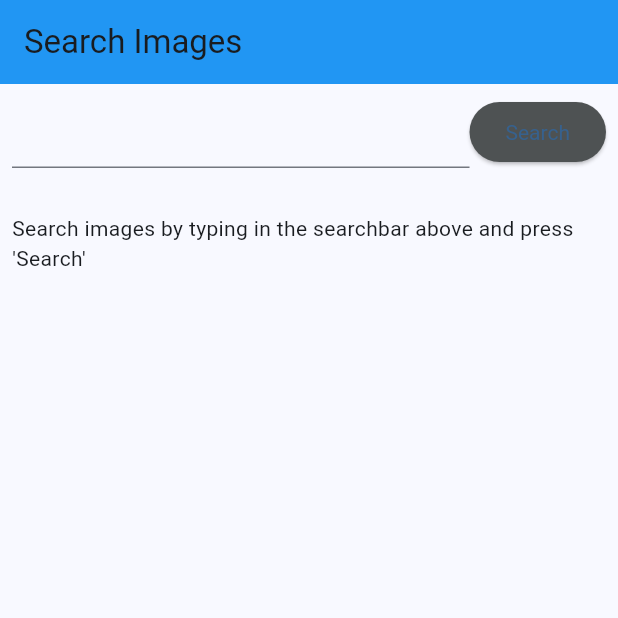
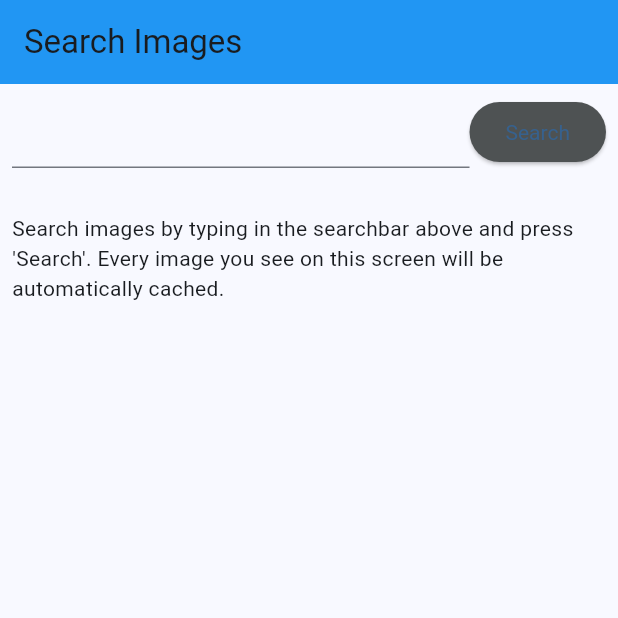
Before and after one commit to FlutterTim/flutter_gallery_app, a Flutter app: the SearchScreen screen opened by its route, on a phone screen of 412 x 824 dp, the top half of it. Run offline on Flutter 3.47's test engine with Material 3 defaults, Android fonts, the phone set to English and light mode, and no system bars; our stand-ins replace flutter_dotenv, flutter_hooks, go_router, hooks_riverpod; missing offline and left inert: fast_cached_network_image; generated files the repository leaves out were written again.

Commit message:
feat: remove images from cache

```diff
--- a/lib/l10n/app_en.arb
+++ b/lib/l10n/app_en.arb
@@ -15,11 +15,25 @@
       }
     }
   },
-  "initialSearchMessage": "Search images by typing in the searchbar above and press 'Search'",
+  "initialSearchMessage": "Search images by typing in the searchbar above and press 'Search'. Every image you see on this screen will be automatically cached.",
+  "no": "No",
   "noCachedImages": "There are no cached images yet",
   "noFavoriteImages": "You don't have any favorite images yet",
   "noImagesFound": "No images found with that search term",
+  "removeAllImagesDescription": "Are you sure you want to remove all of the cached images?",
+  "removeAllImagesTitle": "Remove all cached images",
+  "removeImageDescription": "Are you sure you want to remove the image with the name '{imageName}'?",
+  "@removeImageDescription": {
+    "placeholders": {
+      "imageName": {
+        "type": "String",
+        "example": "Name of the image"
+      }
+    }
+  },
+  "removeImageTitle": "Remove image",
   "search": "Search",
   "searchScreenTitle": "Search Images",
-  "title": "Gallery App"
+  "title": "Gallery App",
+  "yes": "Yes"
 }
--- a/lib/main.dart
+++ b/lib/main.dart
@@ -27,7 +27,7 @@ Future main() async {
       days: 1,
     ),
   );
-  FastCachedImageConfig.clearAllCachedImages();
+  await FastCachedImageConfig.clearAllCachedImages();
   runApp(
     const ProviderScope(
       child: GalleryApp(),
--- a/lib/ui/screens/search_screen.dart
+++ b/lib/ui/screens/search_screen.dart
@@ -16,7 +16,8 @@ class SearchScreen extends HookConsumerWidget {
   Widget build(BuildContext context, WidgetRef ref) {
     var localizations = context.localizations;
     var searchController = useTextEditingController();
-    var imageNotifier = ref.watch(imagesProvider.notifier);
+    var imagesProviderNotifier = ref.watch(imagesProvider.notifier);
+    // TODO: replace this valuenotifier with the corresponding values from the imagesprovider.
     ValueNotifier<SearchResult?> searchResult = useState(null);
 
     return Scaffold(
@@ -37,9 +38,11 @@ class SearchScreen extends HookConsumerWidget {
                     controller: searchController,
                   ),
                 ),
+                // TODO: Pressing this button should close the keyboard.
                 Button(
                   onPressed: () async => searchResult.value =
-                      await imageNotifier.fetchImages(searchController.text),
+                      await imagesProviderNotifier
+                          .fetchImages(searchController.text),
                   buttonText: localizations.search,
                 )
               ],
@@ -53,6 +56,7 @@ class SearchScreen extends HookConsumerWidget {
               ] else ...[
                 ImagesOverview(
                   images: searchResult.value!.images,
+                  notifier: imagesProviderNotifier,
                 ),
                 if (searchResult.value!.nextPage.isNotEmpty) ...[
                   Row(
@@ -65,7 +69,7 @@ class SearchScreen extends HookConsumerWidget {
                               child: IconButton(
                                 icon: const Icon(Icons.chevron_left),
                                 onPressed: () async => searchResult.value =
-                                    await imageNotifier.fetchImages(
+                                    await imagesProviderNotifier.fetchImages(
                                   searchController.text,
                                   pageNumber:
                                       searchResult.value!.pageNumber - 1,
@@ -82,7 +86,7 @@ class SearchScreen extends HookConsumerWidget {
                         child: IconButton(
                           icon: const Icon(Icons.chevron_right),
                           onPressed: () async => searchResult.value =
-                              await imageNotifier.fetchImages(
+                              await imagesProviderNotifier.fetchImages(
                             searchController.text,
                             url: searchResult.value!.nextPage,
                           ),
```
Also changed, not shown: lib/l10n/app_nl.arb (+16 -2 lines), lib/services/image.dart (+7 -2 lines), lib/ui/screens/cached_images_screen.dart (+26 -0 lines), lib/ui/widgets/alert_dialog.dart (added, +42 -0 lines), lib/ui/widgets/images_overview.dart (+36 -2 lines), 2 other files.
